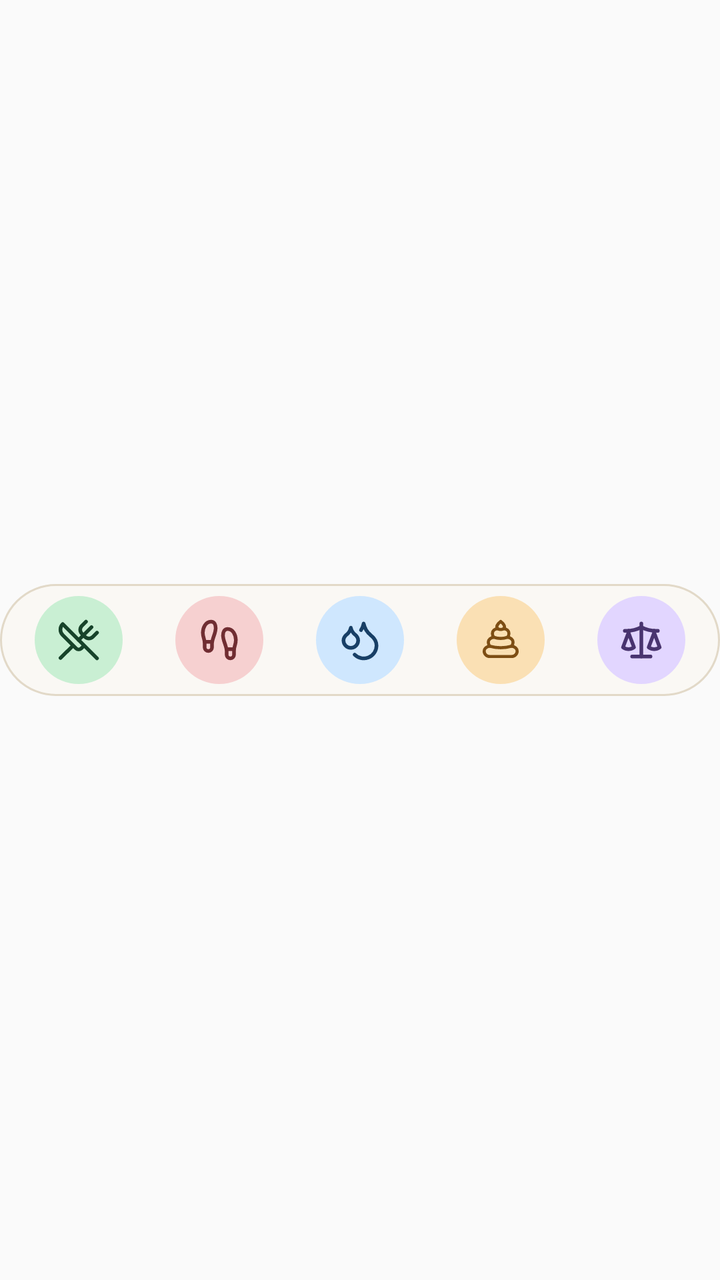
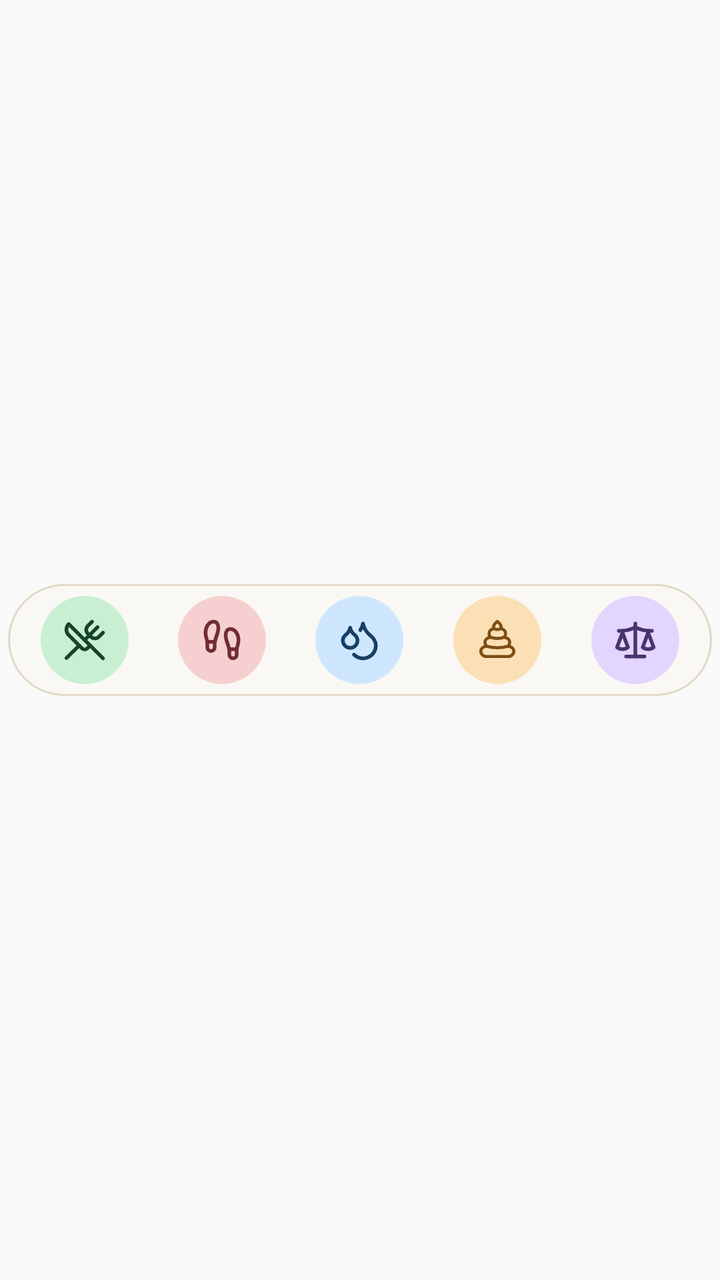

Before-and-after screenshots of an Android layout around one commit, followed by the original layout XML and the change that was made.
<!-- AndroidManifest.xml: application theme AppTheme -->
<!-- res/layout/widget_small.xml -->
<?xml version="1.0" encoding="utf-8"?>
<FrameLayout xmlns:android="http://schemas.android.com/apk/res/android" android:layout_width="match_parent" android:layout_height="match_parent">
    <LinearLayout android:id="@+id/widget_tray" android:layout_width="match_parent" android:layout_height="wrap_content"
        android:layout_gravity="center" android:orientation="vertical" android:padding="4dp" android:background="@drawable/widget_tray">
        <include layout="@layout/widget_actions_five" />
    </LinearLayout>
</FrameLayout>
<!-- res/layout/widget_actions_five.xml (included above) -->
<?xml version="1.0" encoding="utf-8"?>
<LinearLayout xmlns:android="http://schemas.android.com/apk/res/android" android:layout_width="match_parent" android:layout_height="48dp" android:orientation="horizontal" android:gravity="center">
    <ImageButton android:id="@+id/widget_food" style="@style/WidgetAction"
        android:src="@drawable/widget_food_icon" android:contentDescription="@string/widget_food" />
    <ImageButton android:id="@+id/widget_movement" style="@style/WidgetAction"
        android:src="@drawable/widget_movement_icon" android:contentDescription="@string/widget_movement" />
    <ImageButton android:id="@+id/widget_water" style="@style/WidgetAction"
        android:src="@drawable/widget_water_icon" android:contentDescription="@string/widget_water" />
    <ImageButton android:id="@+id/widget_poop" style="@style/WidgetAction"
        android:src="@drawable/widget_poop_icon" android:contentDescription="@string/widget_poop" />
    <ImageButton android:id="@+id/widget_weight" style="@style/WidgetAction"
        android:src="@drawable/widget_weight_icon" android:contentDescription="@string/widget_weight" />
    <ImageButton android:id="@+id/widget_custom" style="@style/WidgetAction" android:visibility="gone"
        android:src="@drawable/widget_custom_icon" android:contentDescription="@string/widget_custom" />
</LinearLayout>
<!-- resources referenced by this layout -->
<resources>
  <!-- drawable widget_custom_icon (drawable) -->
  <?xml version="1.0" encoding="utf-8"?>
  <vector xmlns:android="http://schemas.android.com/apk/res/android" android:width="44dp" android:height="44dp" android:viewportWidth="48" android:viewportHeight="48">
      <path android:fillColor="#F7E9AA" android:pathData="M24,0a24,24 0,1 0,0 48a24,24 0,1 0,0 -48Z" />
      <group android:translateX="12" android:translateY="12">
          <path android:fillColor="@android:color/transparent" android:strokeColor="#6E5B14" android:strokeWidth="2" android:strokeLineCap="round" android:strokeLineJoin="round" android:pathData="M11.017 2.814a1 1 0 0 1 1.966 0l1.051 5.558a2 2 0 0 0 1.594 1.594l5.558 1.051a1 1 0 0 1 0 1.966l-5.558 1.051a2 2 0 0 0-1.594 1.594l-1.051 5.558a1 1 0 0 1-1.966 0l-1.051-5.558a2 2 0 0 0-1.594-1.594l-5.558-1.051a1 1 0 0 1 0-1.966l5.558-1.051a2 2 0 0 0 1.594-1.594z" />
          <path android:fillColor="@android:color/transparent" android:strokeColor="#6E5B14" android:strokeWidth="2" android:strokeLineCap="round" android:strokeLineJoin="round" android:pathData="M20 2v4" />
          <path android:fillColor="@android:color/transparent" android:strokeColor="#6E5B14" android:strokeWidth="2" android:strokeLineCap="round" android:strokeLineJoin="round" android:pathData="M22 4h-4" />
      </group>
  </vector>
  <!-- drawable widget_tray (drawable) -->
  <?xml version="1.0" encoding="utf-8"?>
  <shape xmlns:android="http://schemas.android.com/apk/res/android" android:shape="rectangle"><solid android:color="#94FBF8F2" /><stroke android:width="1dp" android:color="#E2D9C8" /><corners android:radius="32dp" /></shape>
  <!-- drawable widget_water_icon (drawable) -->
  <?xml version="1.0" encoding="utf-8"?>
  <vector xmlns:android="http://schemas.android.com/apk/res/android" android:width="44dp" android:height="44dp" android:viewportWidth="48" android:viewportHeight="48">
      <path android:fillColor="#CFE7FE" android:pathData="M24,0a24,24 0,1 0,0 48a24,24 0,1 0,0 -48Z" />
      <group android:translateX="12" android:translateY="12">
          <path android:fillColor="@android:color/transparent" android:strokeColor="#183F66" android:strokeWidth="2" android:strokeLineCap="round" android:strokeLineJoin="round" android:pathData="M7 16.3c2.2 0 4-1.83 4-4.05 0-1.16-.57-2.26-1.71-3.19S7.29 6.75 7 5.3c-.29 1.45-1.14 2.84-2.29 3.76S3 11.1 3 12.25c0 2.22 1.8 4.05 4 4.05z" />
          <path android:fillColor="@android:color/transparent" android:strokeColor="#183F66" android:strokeWidth="2" android:strokeLineCap="round" android:strokeLineJoin="round" android:pathData="M12.56 6.6A10.97 10.97 0 0 0 14 3.02c.5 2.5 2 4.9 4 6.5s3 3.5 3 5.5a6.98 6.98 0 0 1-11.91 4.97" />
      </group>
  </vector>
  <string name="widget_custom">Custom</string>
  <string name="widget_food">Food</string>
  <string name="widget_movement">Movement</string>
  <string name="widget_poop">Poop</string>
  <string name="widget_water">Water</string>
  <string name="widget_weight">Weight</string>
  <style name="WidgetAction">
          <item name="android:layout_width">0dp</item>
          <item name="android:layout_height">48dp</item>
          <item name="android:layout_weight">1</item>
          <item name="android:padding">0dp</item>
          <item name="android:scaleType">centerInside</item>
          <item name="android:background">@drawable/widget_ripple</item>
          <item name="android:focusable">true</item>
      </style>
  <style name="AppTheme" parent="Theme.AppCompat.Light.DarkActionBar">
          
          <item name="colorPrimary">@color/colorPrimary</item>
          <item name="colorPrimaryDark">@color/colorPrimaryDark</item>
          <item name="colorAccent">@color/colorAccent</item>
      </style>
  <!-- drawable widget_ripple (drawable) -->
  <?xml version="1.0" encoding="utf-8"?>
  <ripple xmlns:android="http://schemas.android.com/apk/res/android" android:color="#24000000"><item android:id="@android:id/mask"><shape android:shape="oval"><solid android:color="#FFFFFF" /></shape></item></ripple>
  <!-- unchanged entries left out for length: 4 -->
</resources>

<!-- the commit's change to res/layout/widget_small.xml (unified diff, before → after) -->
@@ -1,5 +1,5 @@
 <?xml version="1.0" encoding="utf-8"?>
-<FrameLayout xmlns:android="http://schemas.android.com/apk/res/android" android:layout_width="match_parent" android:layout_height="match_parent">
+<FrameLayout xmlns:android="http://schemas.android.com/apk/res/android" android:layout_width="match_parent" android:layout_height="match_parent" android:padding="4dp" android:clipChildren="false" android:clipToPadding="false">
     <LinearLayout android:id="@+id/widget_tray" android:layout_width="match_parent" android:layout_height="wrap_content"
         android:layout_gravity="center" android:orientation="vertical" android:padding="4dp" android:background="@drawable/widget_tray">
         <include layout="@layout/widget_actions_five" />
